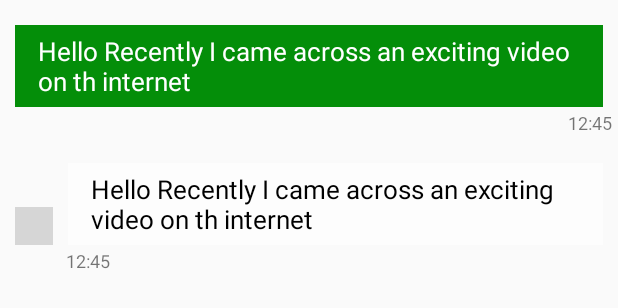
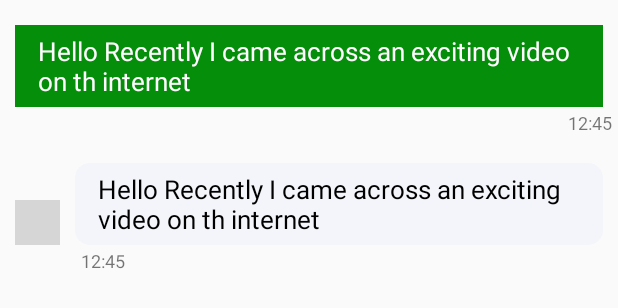
Before and after one commit to RANZN/Adoro, an Android app: the layout chat_list_adapter.xml on its own in the app's theme, with its tools: preview values and no code run, on a phone screen of 412 x 824 dp. Shown: the top 308 px of the screen. Run offline under Robolectric (Android 15) with nearby library versions, the phone set to English and light mode, and no system bars; grey boxes are pictures that could not be loaded.

Commit message:
some ui fixes

```diff
--- a/app/src/main/java/com/hm/mmmhmm/Chat_Module/MessageAdapter.java
+++ b/app/src/main/java/com/hm/mmmhmm/Chat_Module/MessageAdapter.java
@@ -51,7 +51,6 @@ public class MessageAdapter extends RecyclerView.Adapter<MessageAdapter.MessageV
     //---CREATING SINGLE HOLDER AND RETURNING ITS VIEW---
     @Override
     public MessageViewHolder onCreateViewHolder(ViewGroup parent, int viewType) {
-
         View view = LayoutInflater.from(parent.getContext()).inflate(R.layout.chat_list_adapter, parent, false);
         mAuth = FirebaseAuth.getInstance();
         mDatabaseReference = FirebaseDatabase.getInstance().getReference();
--- a/app/src/main/java/com/hm/mmmhmm/fragments/ProfileFragment.kt
+++ b/app/src/main/java/com/hm/mmmhmm/fragments/ProfileFragment.kt
@@ -189,7 +189,7 @@ class ProfileFragment : Fragment() {
         iv_toolbar_action_inbox.setColorFilter(resources.getColor(R.color.black))
         iv_toolbar_action_search.setColorFilter(resources.getColor(R.color.black))
         tv_toolbar_title.setTextColor(resources.getColor(R.color.black))
-        //  tv_toolbar_title.text = resources.getString(R.string.app_name)
+        //tv_toolbar_title.text = resources.getString(R.string.app_name)
 //        iv_toolbar_icon.setOnClickListener(View.OnClickListener {
 //            (activity as MainActivity).manageDrawer()
 //        })
@@ -248,7 +248,8 @@ class ProfileFragment : Fragment() {
                             total_fans.text = (r?.OK?.items?.get(0)?.followerData?.size?:0).toString()+" Fans"
                             tv_total_coins.text = (r?.OK?.items?.get(0)?.adoroCoins?:0).toString() + " A"
                             total_coins.text = (r?.OK?.items?.get(0)?.adoroCoins?:0).toString() + " A"
-
+                            tv_toolbar_title.visibility= View.VISIBLE
+                            iv_toolbar_app_icon.visibility= View.GONE
                             tv_toolbar_title.text = r?.OK?.items?.get(0)?.username
                             userId = r?.OK?.items?.get(0)?._id ?: ""
                             username = r?.OK?.items?.get(0)?.username ?: ""
--- a/app/src/main/res/layout/activity_inbox.xml
+++ b/app/src/main/res/layout/activity_inbox.xml
@@ -40,13 +40,12 @@
                     android:layout_width="wrap_content"
                     android:layout_height="wrap_content"
                     android:layout_centerInParent="true"
-                    android:layout_centerHorizontal="true"
                     android:layout_gravity="center_horizontal"
                     android:fontFamily="@font/roboto_regular"
                     android:gravity="center_vertical"
                     android:maxLength="20"
                     android:singleLine="true"
-                    android:text="Chat"
+                    android:text="@string/inbox"
                     android:textColor="@color/black"
                     android:textSize="20sp" />
 
@@ -61,6 +60,7 @@
             android:scrollbars="none"
             app:spanCount="2"
             app:reverseLayout="true"
+            tools:listitem="@layout/chat_inbox_adapter"
             app:layoutManager="androidx.recyclerview.widget.LinearLayoutManager"/>
 
     </LinearLayout>
--- a/app/src/main/res/layout/chat_list_adapter.xml
+++ b/app/src/main/res/layout/chat_list_adapter.xml
@@ -90,8 +90,8 @@
             android:orientation="horizontal">
 
             <de.hdodenhof.circleimageview.CircleImageView
-                android:layout_width="25dp"
-                android:layout_height="25dp"
+                android:layout_width="30dp"
+                android:layout_height="30dp"
                 android:id="@+id/recieve_image"
                 android:layout_gravity="bottom"
                 android:scaleType="centerCrop"
@@ -110,7 +110,7 @@
                 android:paddingTop="5dp"
                 android:paddingBottom="5dp"
                 android:layout_marginStart="10dp"
-                android:background="@color/white_transparent"/>
+                android:background="@drawable/bg_comments"/>
         </LinearLayout>
 
     </LinearLayout>
@@ -120,9 +120,9 @@
         android:textSize="12sp"
         android:text="12:45"
         android:id="@+id/time_recieve"
-        android:layout_marginLeft="44dp"
+        android:layout_marginStart="54dp"
         android:layout_marginTop="2dp"
-        android:layout_marginRight="4dp"
+        android:layout_marginRight="8dp"
         android:layout_marginBottom="2dp"
         android:layout_gravity="left"
         android:gravity="left|center"/>
--- a/app/src/main/res/layout/custom_toolbar.xml
+++ b/app/src/main/res/layout/custom_toolbar.xml
@@ -34,11 +34,13 @@
             android:visibility="gone"
             android:layout_marginHorizontal="20dp"
             android:textSize="18sp"
+            android:layout_centerInParent="true"
             android:textColor="@color/black"
             android:text=""/>
 
 
         <ImageView
+            android:id="@+id/iv_toolbar_app_icon"
             android:layout_width="55dp"
             android:layout_height="55dp"
             android:layout_centerInParent="true"
--- a/app/src/main/res/layout/item_group_discussion.xml
+++ b/app/src/main/res/layout/item_group_discussion.xml
@@ -136,7 +136,7 @@ android:orientation="horizontal">
         android:layout_width="50dp"
         android:layout_height="50dp"
         android:padding="15dp"
-        android:src="@drawable/applied_icon" />
+        android:src="@drawable/iv_comments" />
 
     <TextView
         android:id="@+id/tv_apply_count"
--- a/app/src/main/res/values/strings.xml
+++ b/app/src/main/res/values/strings.xml
@@ -110,4 +110,5 @@
     <string name="logout">Logout</string>
     <string name="bio">Bio</string>
     <string name="select">Select</string>
+    <string name="inbox">Inbox</string>
 </resources>
```
Also changed, not shown: app/src/main/res/layout/chat_inbox_adapter.xml (+16 -11 lines).
